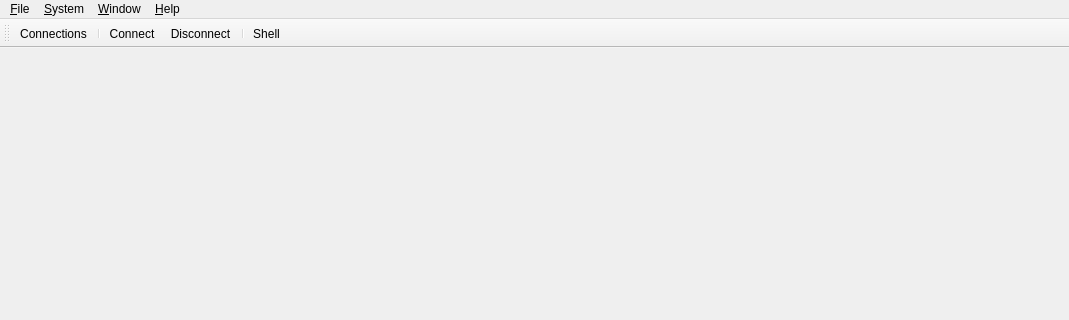
Qt form projects/ores.qt/application/ui/MainWindow.ui (OreStudio/OreStudio) before a commit; both pictures show x 0 to 1069 and y 0 to 320 of the 1069 by 672 pixel window.
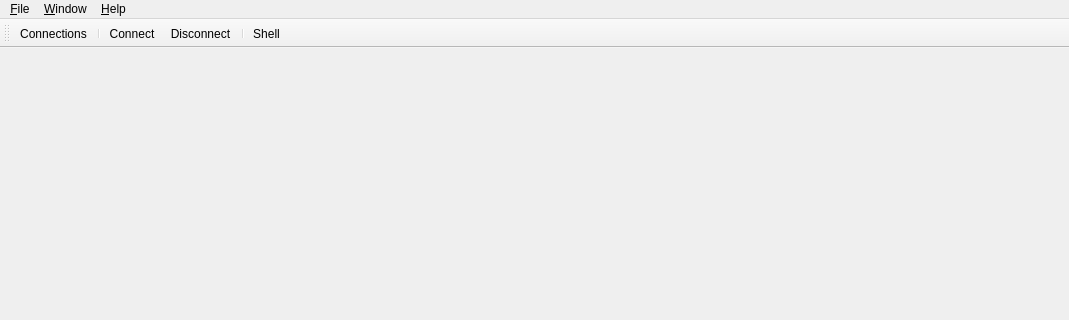
The same form after that commit.

Commit message: [qt] Consolidate System/Account into File; Operations absorbs the rest

```diff
--- a/projects/ores.qt/application/ui/MainWindow.ui
+++ b/projects/ores.qt/application/ui/MainWindow.ui
@@ -40,10 +40,6 @@
     <addaction name="separator"/>
     <addaction name="ExitAction"/>
    </widget>
-   <widget class="QMenu" name="menuSystem">
-    <property name="title">
-     <string>&amp;System</string>
-    </property>
     <widget class="QMenu" name="menuTelemetry">
      <property name="title">
       <string>&amp;Telemetry</string>
@@ -65,8 +61,6 @@
      <addaction name="separator"/>
      <addaction name="ActionTelemetrySettings"/>
     </widget>
-    <addaction name="menuTelemetry"/>
-   </widget>
    <widget class="QMenu" name="menuWindow">
     <property name="title">
      <string>&amp;Window</string>
@@ -83,7 +77,6 @@
     <addaction name="ActionAbout"/>
    </widget>
    <addaction name="menuFile"/>
-   <addaction name="menuSystem"/>
    <addaction name="menuWindow"/>
    <addaction name="menuHelp"/>
   </widget>
```
Left out of the diff: 2 changed lines with no effect on the pictures. Lines whose indentation alone changed are shown as unchanged. The commit also changes 12 other files.
